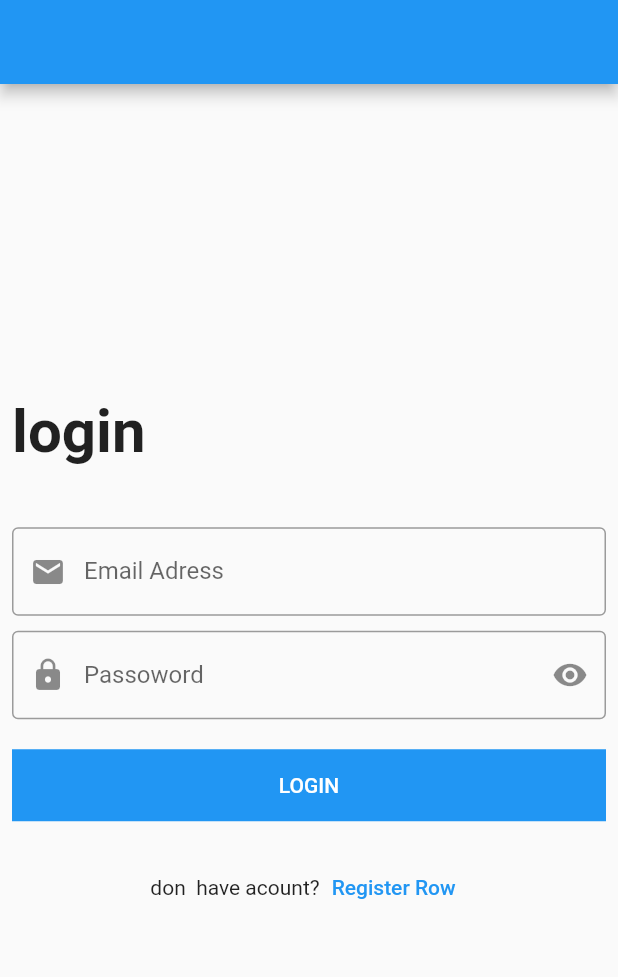
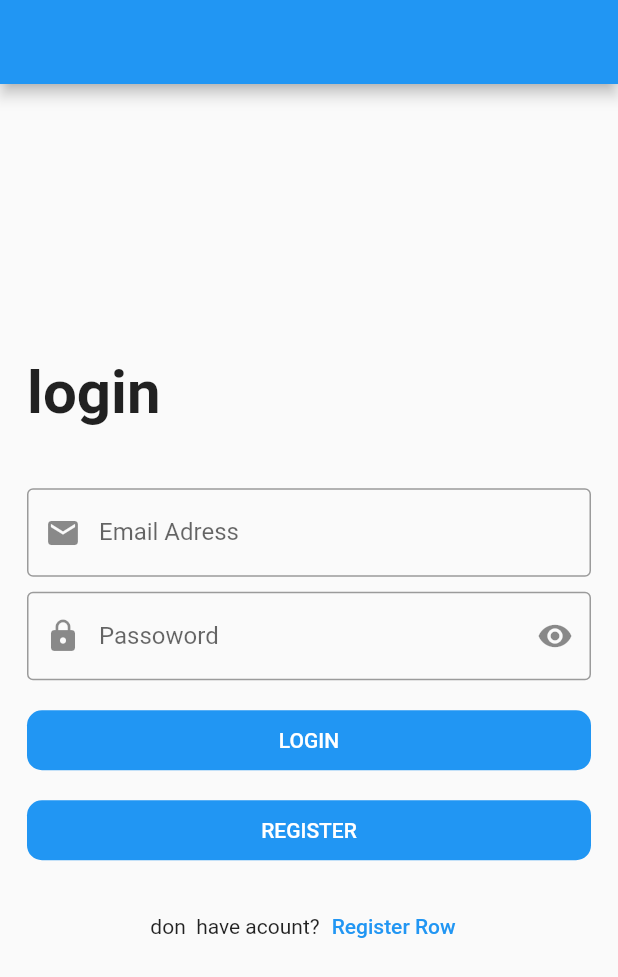
Before and after one commit to cheikh-sidi-taher/myapp-flutter, a Flutter app: the screen it shows after launch, on a phone screen of 412 x 824 dp. Shown: the top 977 px of the screen. Run offline on Flutter 3.47's test engine with Material 2 defaults, Android fonts, the phone set to English and light mode, and no system bars.

Commit message:
reusable components

```diff
--- a/lib/modules/login/loginScreen.dart
+++ b/lib/modules/login/loginScreen.dart
@@ -1,7 +1,14 @@
 import 'package:flutter/material.dart';
 
-class loginScreen extends StatelessWidget  {
+import '../../shared/components/components.dart';
 
+// reusable components
+
+// 1. timing
+// 2. refactor
+// 3. qouality
+
+class loginScreen extends StatelessWidget {
   var emailController = TextEditingController();
   var passwordController = TextEditingController();
 
@@ -13,12 +20,15 @@ class loginScreen extends StatelessWidget  {
         padding: const EdgeInsets.all(8.0),
         child: Center(
           child: SingleChildScrollView(
+            child: Padding(
+              padding: const EdgeInsets.all(10.0),
               child: Column(
                   crossAxisAlignment: CrossAxisAlignment.start,
                   children: [
                     Text(
                       'login',
-                style: TextStyle(fontSize: 40.0, fontWeight: FontWeight.bold),
+                      style: TextStyle(
+                          fontSize: 40.0, fontWeight: FontWeight.bold),
                     ),
                     SizedBox(height: 40.0),
                     TextFormField(
@@ -63,34 +73,39 @@ class loginScreen extends StatelessWidget  {
                     SizedBox(
                       height: 20,
                     ),
-              Container(
-                width: double.infinity,
-                color: Colors.blue,
-                child: MaterialButton(
-                  onPressed: () {
+                    DfaultButton(
+                        text: 'Login',
+                       //radius: 8.0,
+                        function: () {
+                          print(emailController.text);
+                          print(passwordController.text);
+                        }),
+                         SizedBox(
+                      height: 20,
+                    ),
+                    DfaultButton(
+                        text: 'Register',
+                        //radius: 8.0,
+                        //background: Colors.red,
+                        function: () {
                           print(emailController.text);
                           print(passwordController.text);
 
+
                         },
-                child: Text(
-                  'LOGIN', style: TextStyle(
-                    color: Colors.white,
+                        //istoUpperCase: false,
                         ),
-                  ),
-                ),
-              ),
+
 
                     SizedBox(
                       height: 20,
                     ),
-
                     Row(
                       mainAxisAlignment: MainAxisAlignment.center,
                       children: [
-                  Text(
-                    'don\t have acount?'
-                  ),
-                 TextButton(onPressed: (){},
+                        Text('don\t have acount?'),
+                        TextButton(
+                          onPressed: () {},
                           child: Text('Register Row'),
                         )
                       ],
@@ -99,6 +114,7 @@ class loginScreen extends StatelessWidget  {
             ),
           ),
         ),
+      ),
     );
   }
 }
--- a/lib/shared/components/components.dart
+++ b/lib/shared/components/components.dart
@@ -0,0 +1,35 @@
+import 'package:flutter/material.dart';
+
+Widget DfaultButton({
+  double width = double.infinity,
+  Color background = Colors.blue,
+  bool istoUpperCase = true,
+  double radius = 10.0,
+  required Function function,
+  required String text,
+}) =>
+    Container(
+      width: width,
+      height: 40,
+      child: MaterialButton(
+        onPressed: function(),
+        // onPressed: () {
+        //   // print(emailController.text);
+        //   //print(passwordController.text);
+        // },
+
+        child: Text(
+          istoUpperCase ? text.toUpperCase() : text,
+          style: TextStyle(
+            color: Colors.white,
+          ),
+        ),
+      ),
+
+      decoration: BoxDecoration(
+        borderRadius: BorderRadius.circular(
+          radius
+          ),
+         color: background,
+        ),
+    );
```
Lines whose indentation alone changed are shown as unchanged.
